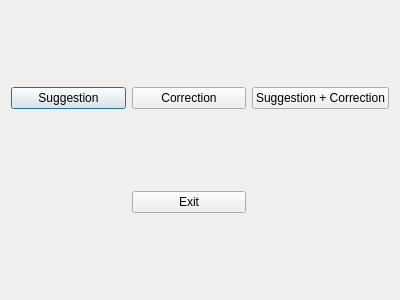
Qt form TP_LOG2810_Qt/choixModesJeux.ui (CharlesTousignant/LOG2810TP) before a commit.
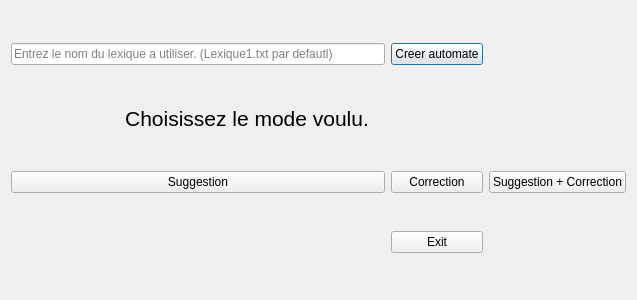
The same form after that commit.

```diff
--- a/TP_LOG2810_Qt/choixModesJeux.ui
+++ b/TP_LOG2810_Qt/choixModesJeux.ui
@@ -6,7 +6,7 @@
    <rect>
     <x>0</x>
     <y>0</y>
-    <width>400</width>
+    <width>637</width>
     <height>300</height>
    </rect>
   </property>
@@ -14,17 +14,55 @@
    <string>Dialog</string>
   </property>
   <layout class="QGridLayout" name="gridLayout">
-   <item row="0" column="0">
-    <widget class="QPushButton" name="buttonSuggestion">
+   <item row="1" column="0" colspan="2">
+    <widget class="QLabel" name="label">
+     <property name="maximumSize">
+      <size>
+       <width>16777215</width>
+       <height>30</height>
+      </size>
+     </property>
+     <property name="font">
+      <font>
+       <pointsize>16</pointsize>
+      </font>
+     </property>
      <property name="text">
-      <string>Suggestion</string>
+      <string>Choisissez le mode voulu.</string>
      </property>
-     <attribute name="buttonGroup">
-      <string notr="true">buttonGroup</string>
-     </attribute>
+     <property name="alignment">
+      <set>Qt::AlignCenter</set>
+     </property>
     </widget>
    </item>
    <item row="0" column="1">
+    <widget class="QPushButton" name="buttonCreerAutomate">
+     <property name="text">
+      <string>Creer automate</string>
+     </property>
+    </widget>
+   </item>
+   <item row="0" column="0">
+    <widget class="QLineEdit" name="lineEdit">
+     <property name="autoFillBackground">
+      <bool>false</bool>
+     </property>
+     <property name="placeholderText">
+      <string>Entrez le nom du lexique a utiliser. (Lexique1.txt par defautl)</string>
+     </property>
+    </widget>
+   </item>
+   <item row="3" column="1">
+    <widget class="QPushButton" name="buttonExit">
+     <property name="text">
+      <string>Exit</string>
+     </property>
+     <attribute name="buttonGroup">
+      <string notr="true">buttonGroup</string>
+     </attribute>
+    </widget>
+   </item>
+   <item row="2" column="1">
     <widget class="QPushButton" name="buttonCorrection">
      <property name="text">
       <string>Correction</string>
@@ -34,7 +72,7 @@
      </attribute>
     </widget>
    </item>
-   <item row="0" column="2">
+   <item row="2" column="2">
     <widget class="QPushButton" name="buttonSuggestCorrect">
      <property name="text">
       <string>Suggestion + Correction</string>
@@ -44,10 +82,16 @@
      </attribute>
     </widget>
    </item>
-   <item row="1" column="1">
-    <widget class="QPushButton" name="buttonExit">
+   <item row="2" column="0">
+    <widget class="QPushButton" name="buttonSuggestion">
+     <property name="sizePolicy">
+      <sizepolicy hsizetype="Minimum" vsizetype="Minimum">
+       <horstretch>0</horstretch>
+       <verstretch>0</verstretch>
+      </sizepolicy>
+     </property>
      <property name="text">
-      <string>Exit</string>
+      <string>Suggestion</string>
      </property>
      <attribute name="buttonGroup">
       <string notr="true">buttonGroup</string>
```
